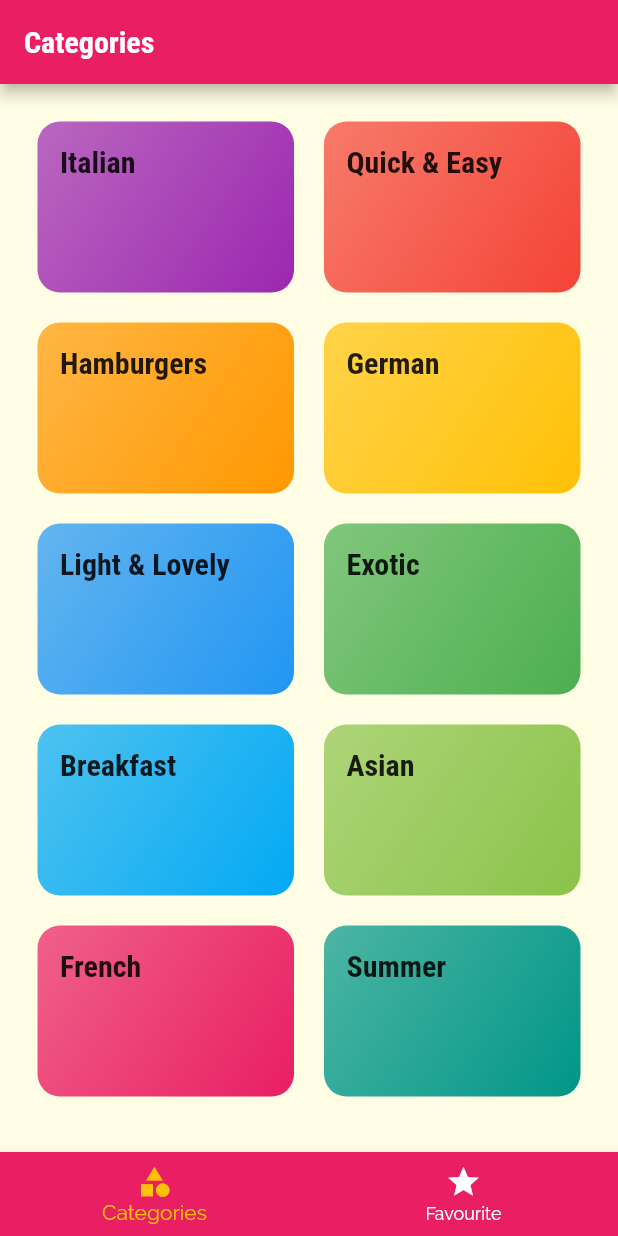
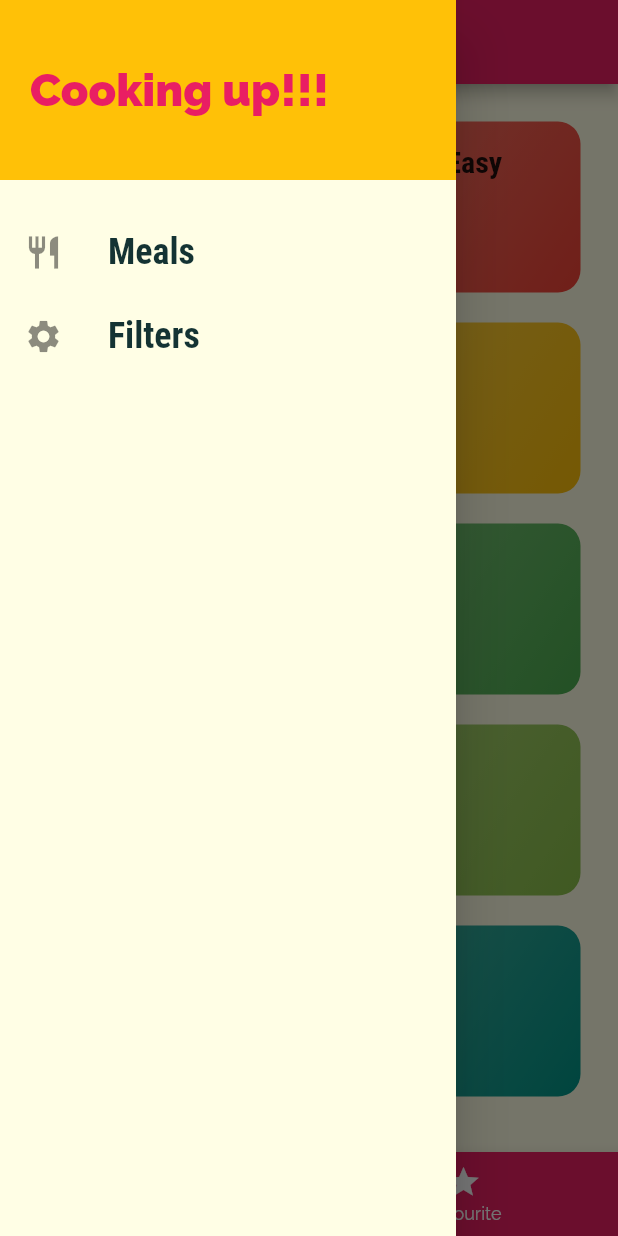
Before and after one commit to harsh4248/MealsApp, a Flutter app: the screen it shows after launch, with the side drawer open (before the commit the screen has no drawer), on a phone screen of 412 x 824 dp. Run offline on Flutter 3.47's test engine with Material 2 defaults, Android fonts, the phone set to English and light mode, and no system bars.

Commit message:
Learned about how to add custom drawer and replacement routes

```diff
--- a/lib/main.dart
+++ b/lib/main.dart
@@ -2,6 +2,7 @@ import 'package:flutter/material.dart';
 import 'package:flutter/widgets.dart';
 import 'package:meals_app/screens/categories_screen.dart';
 import 'package:meals_app/screens/category_meals_screen.dart';
+import 'package:meals_app/screens/fillters_screen.dart';
 import 'package:meals_app/screens/meal_detail_screen.dart';
 import 'package:meals_app/screens/tabs_screen.dart';
 
@@ -15,14 +16,22 @@ void main() {
       canvasColor: Color.fromRGBO(255, 254, 229, 1),
       fontFamily: 'Raleway',
       textTheme: ThemeData.light().textTheme.copyWith(
-        bodyText1: TextStyle(color: Color.fromRGBO(20, 51, 51, 1),),
-        bodyText2: TextStyle(color: Color.fromRGBO(20, 51, 51, 1)),
-        headline6: TextStyle(fontSize: 20,fontFamily: 'RobotoCondensed',fontWeight: FontWeight.bold)
-      ),
+          bodyText1: TextStyle(
+            color: Color.fromRGBO(20, 51, 51, 1),
+          ),
+          bodyText2: TextStyle(color: Color.fromRGBO(20, 51, 51, 1)),
+          headline6: TextStyle(
+              fontSize: 20,
+              fontFamily: 'RobotoCondensed',
+              fontWeight: FontWeight.bold)),
     ),
-    home: TabsScreen(),
-    routes: {'/category-meals':(ctx) => CategoryMealsScreen(),
-              '/category-meals-details':(ctx) => MealDetail()},
+    //home: TabsScreen(),
+    routes: {
+      '/': (ctx) => TabsScreen(),
+      '/category-meals': (ctx) => CategoryMealsScreen(),
+      '/category-meals-details': (ctx) => MealDetail(),
+      '/filters-screen':(ctx)=> FilterScreen(),
+    },
     /*
     * onGenerateRoute: (setting) {},
     * it is used when an unknown routes is called and we can use this if we don't know where to land
@@ -33,10 +42,10 @@ void main() {
     // onUnknownRoute is used we have not defined named route and also we are not generating route using onGenerateRoute
     // then it will call onUnknownRoute.
     // onUnknownRoute: (setting) {return MaterialPageRoute(builder: (context) {constructor})},
-    onUnknownRoute: (setting) {return MaterialPageRoute(builder: (ctx) {CategoriesScreen();});},
-
-
-
-
+    onUnknownRoute: (setting) {
+      return MaterialPageRoute(builder: (ctx) {
+        CategoriesScreen();
+      });
+    },
   ));
 }
--- /dev/null
+++ b/lib/screens/fillters_screen.dart
@@ -0,0 +1,17 @@
+import 'package:flutter/material.dart';
+import 'package:meals_app/widgets/main_drawer.dart';
+
+class FilterScreen extends StatelessWidget {
+  @override
+  Widget build(BuildContext context) {
+    return Scaffold(
+      appBar: AppBar(
+        title: Text("Your Filters"),
+      ),
+      drawer: MainDrawer(),
+      body: Center(
+        child: Text("harsh"),
+      ),
+    );
+  }
+}
--- a/lib/screens/tabs_screen.dart
+++ b/lib/screens/tabs_screen.dart
@@ -1,6 +1,7 @@
 import "package:flutter/material.dart";
 import 'package:meals_app/screens/categories_screen.dart';
 import 'package:meals_app/screens/favourite_screen.dart';
+import 'package:meals_app/widgets/main_drawer.dart';
 
 class TabsScreen extends StatefulWidget {
   @override
@@ -49,6 +50,7 @@ class _TabsScreenState extends State<TabsScreen> with TickerProviderStateMixin {
       appBar: AppBar(
         title: Text(AppBarTitle),
       ),
+      drawer: MainDrawer(),
       body: _pages[selectedPageIndex]["Page"],
       bottomNavigationBar: BottomNavigationBar(
         onTap: _selectPage,
--- /dev/null
+++ b/lib/widgets/main_drawer.dart
@@ -0,0 +1,53 @@
+import 'package:flutter/material.dart';
+
+class MainDrawer extends StatelessWidget {
+  Widget listTileWidget(String content,IconData icon,Function tapHandler) {
+    return ListTile(
+      leading: Icon(
+        icon,
+        size: 26,
+      ),
+      title: Text(
+        content,
+        style: TextStyle(
+            fontFamily: "RobotoCondensed",
+            fontSize: 24,
+            fontWeight: FontWeight.bold),
+      ),
+      onTap: tapHandler,
+    );
+  }
+
+  @override
+  Widget build(BuildContext context) {
+    return Drawer(
+      child: Column(
+        children: [
+          Container(
+            height: 120,
+            width: double.infinity,
+            padding: EdgeInsets.all(20),
+            alignment: Alignment.centerLeft,
+            child: Text(
+              "Cooking up!!!",
+              style: TextStyle(
+                  fontWeight: FontWeight.w900,
+                  fontSize: 30,
+                  color: Theme.of(context).primaryColor),
+            ),
+            color: Theme.of(context).accentColor,
+          ),
+          SizedBox(
+            height: 20,
+          ),
+          listTileWidget("Meals", Icons.restaurant,() {
+            Navigator.of(context).pushReplacementNamed('/');
+          }),
+          listTileWidget("Filters", Icons.settings,() {
+            Navigator.of(context).pushReplacementNamed('/filters-screen');
+          }),
+        ],
+      ),
+    );
+  }
+}
```
